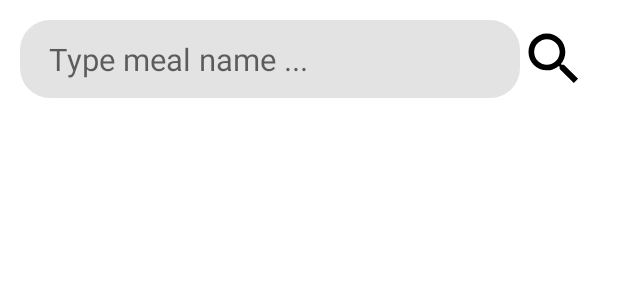
After one commit to nadiaseleem/EasyFood, an Android app: the layout activity_search.xml on its own in the app's theme, with its tools: preview values and no code run, on a phone screen of 412 x 824 dp. The commit adds this screen. Shown: the top 300 px of the screen. Run offline under Robolectric (Android 15) with nearby library versions, the phone set to English and light mode, and no system bars; network calls fail.

Commit message:
Edit SearchActivity

```diff
--- a/app/src/main/java/com/example/easyfood/ui/activities/MealActivity.kt
+++ b/app/src/main/java/com/example/easyfood/ui/activities/MealActivity.kt
@@ -195,4 +195,8 @@ class MealActivity : AppCompatActivity() {
         }
     }
 
+    override fun onSupportNavigateUp(): Boolean {
+        return super.onSupportNavigateUp()
+    }
+
 }
--- a/app/src/main/java/com/example/easyfood/ui/fragments/HomeFragment.kt
+++ b/app/src/main/java/com/example/easyfood/ui/fragments/HomeFragment.kt
@@ -8,16 +8,15 @@ import android.view.ViewGroup
 import androidx.fragment.app.Fragment
 import androidx.fragment.app.activityViewModels
 import androidx.lifecycle.Observer
-import androidx.navigation.fragment.findNavController
 import androidx.recyclerview.widget.GridLayoutManager
 import androidx.recyclerview.widget.LinearLayoutManager
 import com.bumptech.glide.Glide
-import com.example.easyfood.R
 import com.example.easyfood.activities.CategoryMealsActivity
 import com.example.easyfood.activities.MealActivity
 import com.example.easyfood.databinding.FragmentHomeBinding
 import com.example.easyfood.fragments.bottomSheet.BottomSheetFragment
 import com.example.easyfood.pojo.Meal
+import com.example.easyfood.ui.activities.SearchActivity
 import com.example.easyfood.ui.adapters.CategoriesAdapter
 import com.example.easyfood.ui.adapters.MostPopularMealAdapter
 import com.example.easyfood.viewModel.HomeViewModel
@@ -81,7 +80,8 @@ class HomeFragment : Fragment() {
 
     private fun onserachClick() {
         binding.imgSearch.setOnClickListener {
-            findNavController().navigate(R.id.action_homeFragment_to_searchFragment)
+            val intent = Intent(activity, SearchActivity::class.java)
+            startActivity(intent)
         }
     }
 
--- /dev/null
+++ b/app/src/main/res/layout/activity_search.xml
@@ -0,0 +1,104 @@
+<?xml version="1.0" encoding="utf-8"?>
+<androidx.constraintlayout.widget.ConstraintLayout xmlns:android="http://schemas.android.com/apk/res/android"
+    xmlns:app="http://schemas.android.com/apk/res-auto"
+    xmlns:tools="http://schemas.android.com/tools"
+    android:layout_width="match_parent"
+    android:layout_height="match_parent"
+    tools:context=".ui.activities.SearchActivity">
+
+    <androidx.core.widget.NestedScrollView
+        android:layout_width="match_parent"
+        android:layout_height="match_parent"
+        app:layout_behavior="com.google.android.material.appbar.AppBarLayout$ScrollingViewBehavior"
+        app:layout_constraintBottom_toBottomOf="parent"
+        app:layout_constraintEnd_toEndOf="parent"
+        app:layout_constraintStart_toStartOf="parent"
+        app:layout_constraintTop_toTopOf="parent">
+
+        <androidx.constraintlayout.widget.ConstraintLayout
+            android:layout_width="match_parent"
+            android:layout_height="match_parent">
+
+
+            <EditText
+                android:id="@+id/ed_search"
+                android:layout_width="match_parent"
+                android:layout_height="@dimen/_40sdp"
+                android:layout_marginStart="@dimen/_10sdp"
+                android:layout_marginTop="@dimen/_10sdp"
+                android:layout_marginEnd="@dimen/_50sdp"
+                android:background="@drawable/search_box_background"
+                android:hint="Type meal name ..."
+                android:imeOptions="actionSearch"
+                android:inputType="text"
+                android:maxLines="1"
+                android:paddingStart="@dimen/_15sdp"
+                android:paddingEnd="@dimen/_15sdp"
+                android:textSize="@dimen/_16ssp"
+                app:layout_constraintEnd_toEndOf="parent"
+                app:layout_constraintStart_toStartOf="parent"
+                app:layout_constraintTop_toTopOf="parent" />
+
+            <ImageView
+                android:id="@+id/img_search_arrow"
+                android:layout_width="@dimen/_35sdp"
+                android:layout_height="@dimen/_35sdp"
+                android:src="@drawable/ic_search"
+                app:layout_constraintBottom_toBottomOf="@id/ed_search"
+                app:layout_constraintStart_toEndOf="@id/ed_search"
+                app:layout_constraintTop_toTopOf="@id/ed_search" />
+
+
+            <androidx.recyclerview.widget.RecyclerView
+                android:id="@+id/rv_searched_meals"
+                android:layout_width="match_parent"
+                android:layout_height="match_parent"
+                android:layout_marginStart="20dp"
+                android:layout_marginTop="10dp"
+                android:layout_marginEnd="20dp"
+                android:layout_marginBottom="@dimen/_20sdp"
+                app:layout_constraintBottom_toBottomOf="parent"
+                app:layout_constraintEnd_toEndOf="parent"
+                app:layout_constraintHorizontal_bias="1.0"
+                app:layout_constraintStart_toStartOf="parent"
+                app:layout_constraintTop_toBottomOf="@+id/ed_search" />
+
+            <LinearLayout
+                android:id="@+id/llNotFound"
+                android:layout_width="wrap_content"
+                android:layout_height="match_parent"
+                android:orientation="vertical"
+                android:visibility="gone"
+                app:layout_constraintBottom_toBottomOf="parent"
+                app:layout_constraintEnd_toEndOf="parent"
+                app:layout_constraintHorizontal_bias="0.5"
+                app:layout_constraintStart_toStartOf="parent"
+                app:layout_constraintTop_toTopOf="parent"
+                app:layout_constraintVertical_bias="0.5">
+
+                <ImageView
+                    android:id="@+id/ivNotFound"
+                    android:layout_width="@dimen/_50sdp"
+                    android:layout_height="@dimen/_50sdp"
+                    android:layout_gravity="center"
+                    android:layout_marginBottom="@dimen/_10sdp"
+                    android:src="@drawable/pot"
+                    android:visibility="visible"
+                    app:tint="@color/g_grey" />
+
+                <TextView
+                    android:id="@+id/tvNotFound"
+                    android:layout_width="wrap_content"
+                    android:layout_height="wrap_content"
+                    android:lines="2"
+                    android:text="Sorry, we could not find\n any matches for "
+                    android:textAlignment="center"
+                    android:textSize="@dimen/_16ssp" />
+            </LinearLayout>
+
+        </androidx.constraintlayout.widget.ConstraintLayout>
+
+    </androidx.core.widget.NestedScrollView>
+
+
+</androidx.constraintlayout.widget.ConstraintLayout>
--- a/app/src/main/res/layout/fragment_home.xml
+++ b/app/src/main/res/layout/fragment_home.xml
@@ -48,10 +48,10 @@
 
                     <ImageView
                         android:id="@+id/img_search"
-                        android:layout_width="@dimen/_8sdp"
-                        android:layout_height="match_parent"
+                        android:layout_width="@dimen/_35sdp"
+                        android:layout_height="@dimen/_35sdp"
                         android:layout_weight="1"
-                        android:scaleType="centerCrop"
+                        android:scaleType="fitCenter"
                         android:src="@drawable/ic_search" />
 
                 </LinearLayout>
--- a/app/src/main/res/values-night/themes.xml
+++ b/app/src/main/res/values-night/themes.xml
@@ -1,6 +1,6 @@
 <resources>
     <!-- Base application theme. -->
-    <style name="Theme.EasyFood" parent="Theme.MaterialComponents.Light.NoActionBar">
+    <style name="Theme.EasyFood" parent="Theme.MaterialComponents.Light.DarkActionBar">
         <!-- Primary brand color. -->
         <item name="colorPrimary">@color/accent</item>
         <item name="colorPrimaryVariant">@color/accent</item>
```
Also changed, not shown: app/src/main/AndroidManifest.xml (+5 -2 lines), app/src/main/java/com/example/easyfood/ui/activities/MainActivity.kt (+10 -3 lines), app/src/main/java/com/example/easyfood/ui/activities/SearchActivity.kt (added, +119 -0 lines), app/src/main/java/com/example/easyfood/ui/fragments/SearchFragment.kt (deleted, +0 -133 lines), app/src/main/res/layout/fragment_search.xml (deleted, +0 -96 lines), app/src/main/res/navigation/nav_graph.xml (+1 -16 lines).
